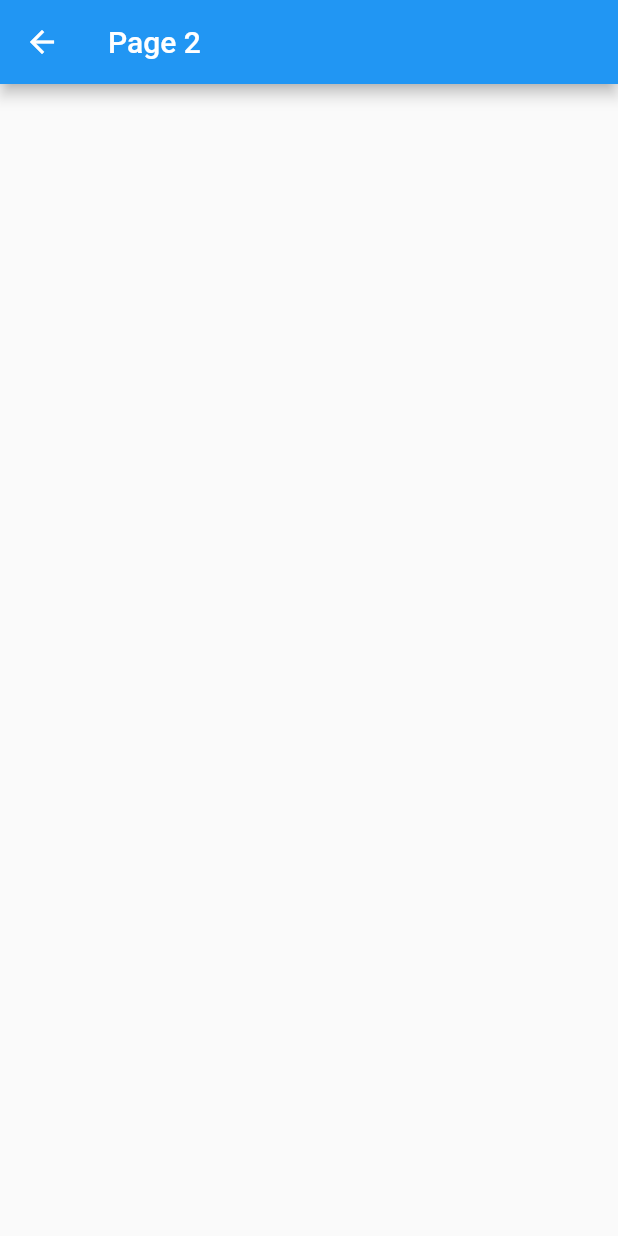
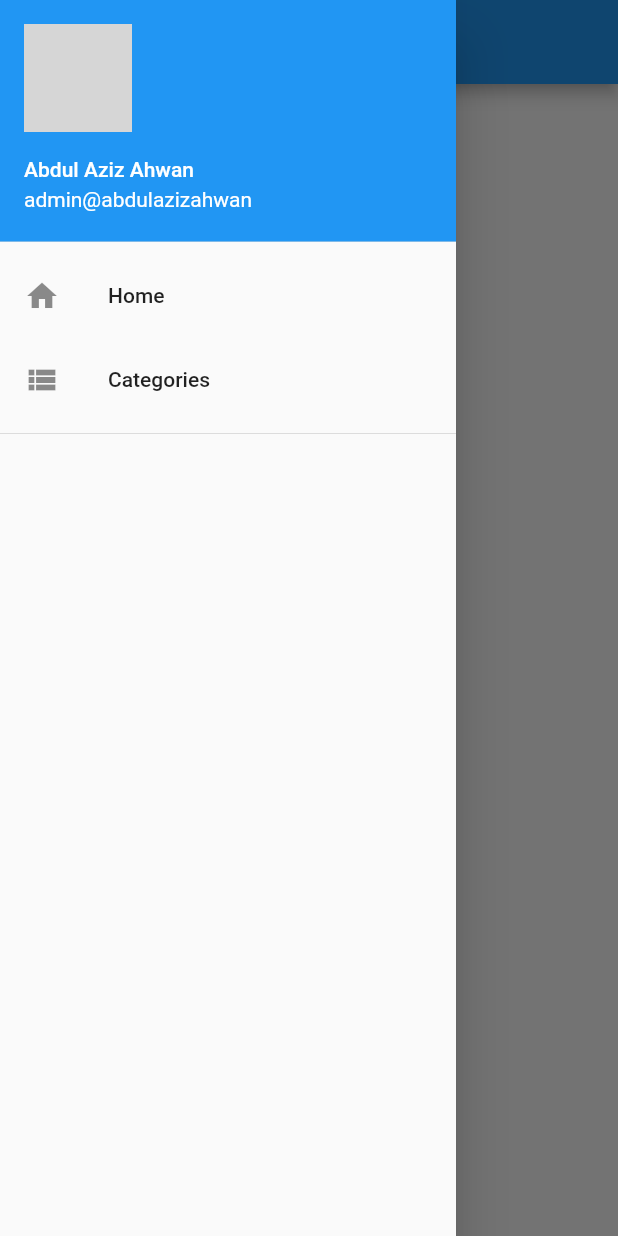
Before and after one commit to Selharem/do_it_better, a Flutter app: the Page2 screen opened directly, with the side drawer open (before the commit the screen has no drawer), on a phone screen of 412 x 824 dp. Run offline on Flutter 3.47's test engine with Material 2 defaults, Android fonts, the phone set to English and light mode, and no system bars; our stand-ins replace sqflite; missing offline and left inert: custom_navigator; accounts and stored records are empty; network calls fail; grey boxes are pictures that could not be loaded.

Commit message:
commit on branch-3

```diff
--- /dev/null
+++ b/lib/helper/drawer_navigation.dart
@@ -0,0 +1,79 @@
+import 'package:do_it_better/screens/Page1.dart';
+import 'package:do_it_better/screens/Page3.dart';
+import 'package:flutter/material.dart';
+import 'package:do_it_better/screens/categories_screen.dart';
+// import 'package:fluttertodolistsqfliteapp/screens/home_screen.dart';
+// import 'package:fluttertodolistsqfliteapp/screens/todos_by_category.dart';
+// import 'package:fluttertodolistsqfliteapp/services/category_service.dart';Accumulator
+
+class DrawerNavigaton extends StatefulWidget {
+  @override
+  _DrawerNavigatonState createState() => _DrawerNavigatonState();
+}
+
+class _DrawerNavigatonState extends State<DrawerNavigaton> {
+  List<Widget> _categoryList = List<Widget>();
+
+  //CategoryService _categoryService = CategoryService();
+
+  /*@override
+  initState() {
+    super.initState();
+    getAllCategories();
+  }
+
+  getAllCategories() async {
+    var categories = await _categoryService.readCategories();
+
+    categories.forEach((category) {
+      setState(() {
+        _categoryList.add(InkWell(
+          /*onTap: () => Navigator.push(
+              context,
+              new MaterialPageRoute(
+                  builder: (context) => new TodosByCategory(category: category['name'],))),*/
+          child: ListTile(
+            title: Text(category['name']),
+          ),
+        ));
+      });
+    });
+  }*/
+
+  @override
+  Widget build(BuildContext context) {
+    return Container(
+      child: Drawer(
+        child: ListView(
+          children: <Widget>[
+            UserAccountsDrawerHeader(
+              currentAccountPicture: CircleAvatar(
+                backgroundImage: NetworkImage(
+                    'https://encrypted-tbn0.gstatic.com/images?q=tbn%3AANd9GcReESg1I_zS8o7w3pIlek4xSp40-TtFhWcyCh_Xv7HsqhnExuI1&usqp=CAU'),
+              ),
+              accountName: Text('Abdul Aziz Ahwan'),
+              accountEmail: Text('admin@abdulazizahwan'),
+              decoration: BoxDecoration(color: Colors.blue),
+            ),
+            ListTile(
+              leading: Icon(Icons.home),
+              title: Text('Home'),
+              onTap: () => Navigator.of(context)
+                  .push(MaterialPageRoute(builder: (context) => Page1())),
+            ),
+            ListTile(
+              leading: Icon(Icons.view_list),
+              title: Text('Categories'),
+              onTap: () => Navigator.of(context).push(
+                  MaterialPageRoute(builder: (context) => CategoriesScreen())),
+            ),
+            Divider(),
+            Column(
+              children: _categoryList,
+            ),
+          ],
+        ),
+      ),
+    );
+  }
+}
--- a/lib/main.dart
+++ b/lib/main.dart
@@ -1,5 +1,5 @@
 import 'package:flutter/material.dart';
-import 'package:do_it_better/app.dart';
+import 'package:do_it_better/helper/app.dart';
 
 void main() => runApp(MyApp());
 
@@ -7,6 +7,7 @@ class MyApp extends StatelessWidget {
   @override
   Widget build(BuildContext context) {
     return MaterialApp(
+      debugShowCheckedModeBanner: false,
       title: 'Flutter Demo',
       theme: ThemeData(
         primarySwatch: Colors.blue,
--- /dev/null
+++ b/lib/models/category.dart
@@ -0,0 +1,14 @@
+class Category {
+  int id;
+  String name;
+  String description;
+
+  categoryMap() {
+    var mapping = Map<String, dynamic>();
+    mapping['id'] = id;
+    mapping['name'] = name;
+    mapping['description'] = description;
+
+    return mapping;
+  }
+}
--- /dev/null
+++ b/lib/repositories/repository.dart
@@ -0,0 +1,26 @@
+import 'package:do_it_better/repositories/database_connection.dart';
+import 'package:sqflite/sqflite.dart';
+
+class Repository {
+  DatabaseConnection _databaseConnection;
+
+  Repository() {
+    // initialize database connection
+    _databaseConnection = DatabaseConnection();
+  }
+
+  static Database _database;
+
+  // Check if database is exist or not
+  Future<Database> get database async {
+    if (_database != null) return _database;
+    _database = await _databaseConnection.setDatabase();
+    return _database;
+  }
+
+  // Inserting data to Table
+  insertData(table, data) async {
+    var connection = await database;
+    return await connection.insert(table, data);
+  }
+}
--- a/lib/Page2.dart
+++ b/lib/screens/Page2.dart
@@ -1,3 +1,4 @@
+import 'package:do_it_better/helper/drawer_navigation.dart';
 import 'package:flutter/material.dart';
 
 class Page2 extends StatelessWidget {
@@ -10,6 +11,7 @@ class Page2 extends StatelessWidget {
         title: Text("Page 2"),
 
       ),
+      drawer: DrawerNavigaton(),
       ));
   }
 }
--- /dev/null
+++ b/lib/services/category_service.dart
@@ -0,0 +1,15 @@
+import 'package:do_it_better/models/category.dart';
+import 'package:do_it_better/repositories/repository.dart';
+
+class CategoryService {
+  Repository _repository;
+
+  CategoryService() {
+    _repository = Repository();
+  }
+
+  // Create data
+  saveCategory(Category category) async {
+    return await _repository.insertData('categories', category.categoryMap());
+  }
+}
--- a/pubspec.yaml
+++ b/pubspec.yaml
@@ -21,6 +21,8 @@ environment:
   sdk: ">=2.7.0 <3.0.0"
 
 dependencies:
+  path_provider: ^1.6.14
+  sqflite: ^1.3.1+1
   custom_navigator: ^0.3.0
   flutter:
     sdk: flutter
```
Also changed, not shown: lib/helper/app.dart (renamed from lib/app.dart, +4 -4 lines), lib/helper/tab_navigator.dart (renamed from lib/tab_navigator.dart, +5 -5 lines), lib/repositories/database_connection.dart (added, +19 -0 lines), lib/screens/categories_screen.dart (added, +91 -0 lines), lib/helper/bottom_navigation.dart (renamed from lib/bottom_navigation.dart), lib/screens/Page1.dart (renamed from lib/Page1.dart), lib/screens/Page3.dart (renamed from lib/Page3.dart), pubspec.lock.
